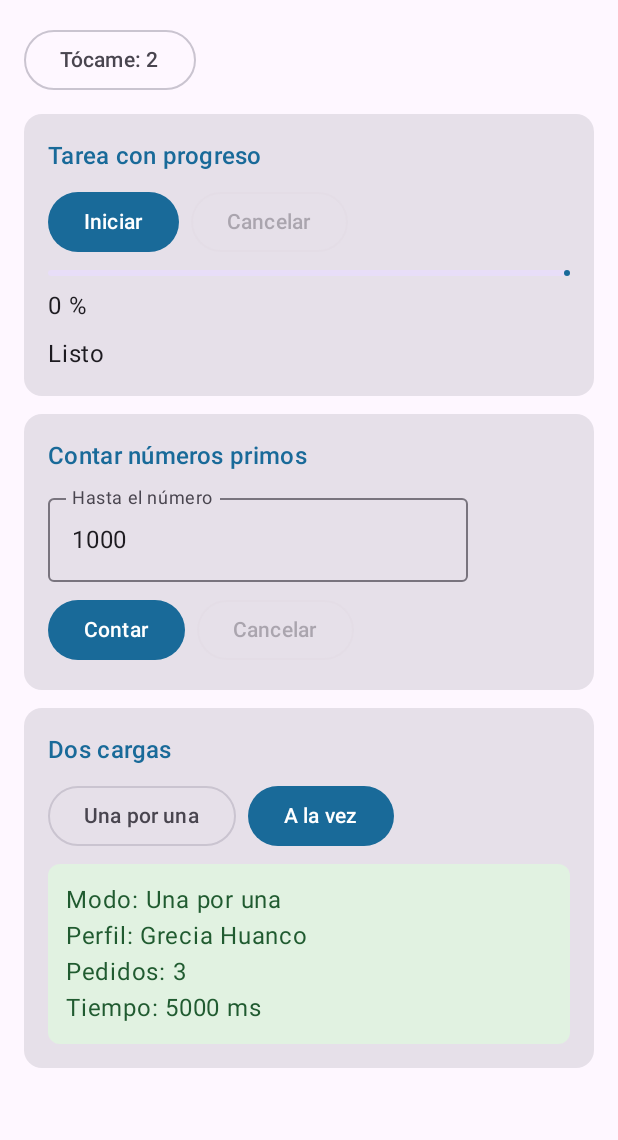
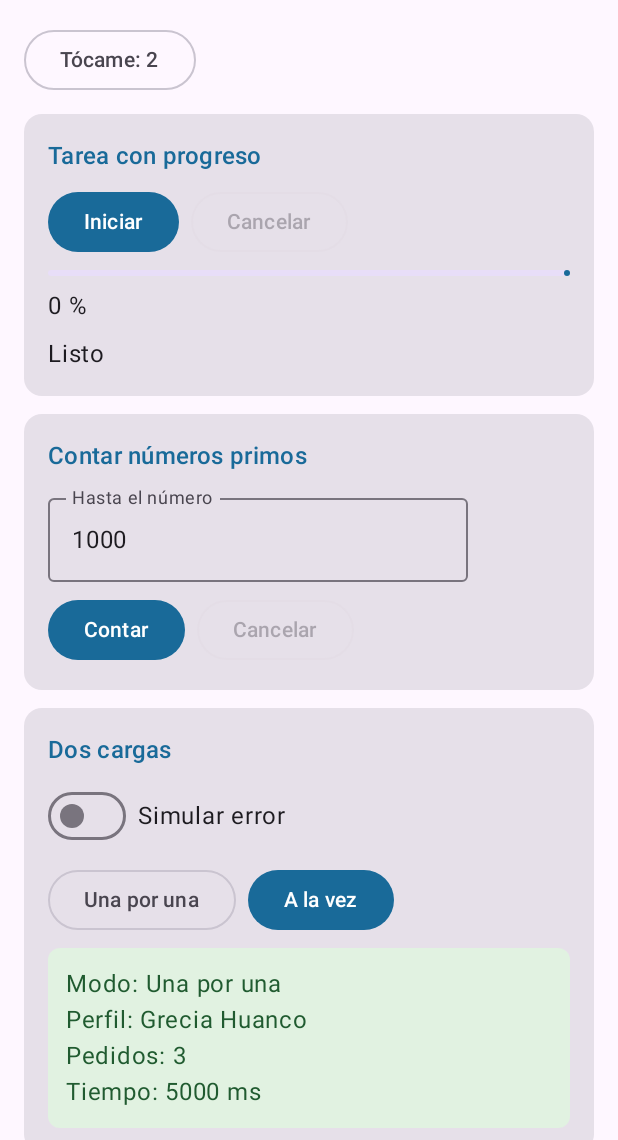
Before and after one commit to huancogrecia/CentroTareas_Huanco, an Android app built with Jetpack Compose: the screen it shows after launch (MainActivity), after a tap on an icon or button, on a phone screen of 412 x 824 dp, the part 96-1236 px from its top. Run offline under Robolectric (Android 15) with nearby library versions, the phone set to English and light mode, and no system bars; 2 other taps on this screen came first.

Commit message:
feat(errores): maneja errores de carga y agrega reintento

```diff
--- a/app/src/main/java/com/huanco/centrotareas/ui/PantallaTareas.kt
+++ b/app/src/main/java/com/huanco/centrotareas/ui/PantallaTareas.kt
@@ -7,6 +7,7 @@ import androidx.compose.foundation.text.KeyboardOptions
 import androidx.compose.material3.*
 import androidx.compose.runtime.*
 import androidx.compose.runtime.saveable.rememberSaveable
+import androidx.compose.ui.Alignment
 import androidx.compose.ui.Modifier
 import androidx.compose.ui.graphics.Color
 import androidx.compose.ui.unit.dp
@@ -23,6 +24,7 @@ fun PantallaTareas(vm: TareasViewModel) {
     val progreso by vm.progreso.collectAsState()
     val corriendo by vm.corriendo.collectAsState()
     val carga by vm.carga.collectAsState()
+    val simularError by vm.simularError.collectAsState()
     val cargando = carga == CargaUi.Cargando
     val primos by vm.primos.collectAsState()
     val calculando = primos == PrimosUi.Calculando
@@ -100,6 +102,17 @@ fun PantallaTareas(vm: TareasViewModel) {
                 }
             }
             TarjetaTarea("Dos cargas") {
+                Row(
+                    verticalAlignment = Alignment.CenterVertically,
+                    horizontalArrangement = Arrangement.spacedBy(8.dp)
+                ) {
+                    Switch(
+                        checked = simularError,
+                        onCheckedChange = vm::cambiarSimularError,
+                        enabled = !cargando
+                    )
+                    Text("Simular error")
+                }
                 Row(horizontalArrangement = Arrangement.spacedBy(8.dp)) {
                     OutlinedButton(onClick = vm::cargarUnaPorUna, enabled = !cargando) {
                         Text("Una por una")
@@ -123,7 +136,20 @@ fun PantallaTareas(vm: TareasViewModel) {
                             Text("Tiempo: ${estado.milisegundos} ms")
                         }
                     }
-                    else -> Unit
+                    is CargaUi.Error -> {
+                        Surface(
+                            modifier = Modifier.fillMaxWidth(),
+                            shape = MaterialTheme.shapes.small,
+                            color = MaterialTheme.colorScheme.errorContainer,
+                            contentColor = MaterialTheme.colorScheme.onErrorContainer
+                        ) {
+                            Text(estado.mensaje, modifier = Modifier.padding(12.dp))
+                        }
+                        OutlinedButton(onClick = vm::cargarALaVez) {
+                            Text("Reintentar")
+                        }
+                    }
+                    CargaUi.Inicial -> Unit
                 }
             }
         }
--- a/app/src/main/java/com/huanco/centrotareas/viewmodel/TareasViewModel.kt
+++ b/app/src/main/java/com/huanco/centrotareas/viewmodel/TareasViewModel.kt
@@ -88,29 +88,43 @@ class TareasViewModel(private val repo: TareasRepository) : ViewModel() {
         trabajoPrimos?.cancel()
     }
 
-    fun cargarUnaPorUna() = cargar("Una por una") {
+    private val _simularError = MutableStateFlow(false)
+    val simularError: StateFlow<Boolean> = _simularError.asStateFlow()
+
+    fun cambiarSimularError(valor: Boolean) {
+        _simularError.value = valor
+    }
+
+    fun cargarUnaPorUna() = cargar("Una por una") { simularError ->
         val perfil = repo.cargarPerfil()
-        val pedidos = repo.cargarPedidos(false)
+        val pedidos = repo.cargarPedidos(simularError)
         perfil to pedidos.size
     }
 
-    fun cargarALaVez() = cargar("A la vez") {
+    fun cargarALaVez() = cargar("A la vez") { simularError ->
         coroutineScope {
             val perfil = async { repo.cargarPerfil() }
-            val pedidos = async { repo.cargarPedidos(false) }
+            val pedidos = async { repo.cargarPedidos(simularError) }
             perfil.await() to pedidos.await().size
         }
     }
 
-    private fun cargar(modo: String, obtenerDatos: suspend () -> Pair<String, Int>) {
+    private fun cargar(modo: String, obtenerDatos: suspend (Boolean) -> Pair<String, Int>) {
         if (_carga.value == CargaUi.Cargando) return
 
         viewModelScope.launch {
             _carga.value = CargaUi.Cargando
             val inicio = System.nanoTime()
-            val (perfil, pedidos) = obtenerDatos()
-            val milisegundos = (System.nanoTime() - inicio) / 1_000_000
-            _carga.value = CargaUi.Exito(modo, perfil, pedidos, milisegundos)
+            try {
+                val (perfil, pedidos) = obtenerDatos(_simularError.value)
+                val milisegundos = (System.nanoTime() - inicio) / 1_000_000
+                _carga.value = CargaUi.Exito(modo, perfil, pedidos, milisegundos)
+            } catch (cancelacion: CancellationException) {
+                throw cancelacion
+            } catch (error: Exception) {
+                val detalle = error.message ?: "Error desconocido"
+                _carga.value = CargaUi.Error("No se pudo cargar: $detalle")
+            }
         }
     }
 }
```
